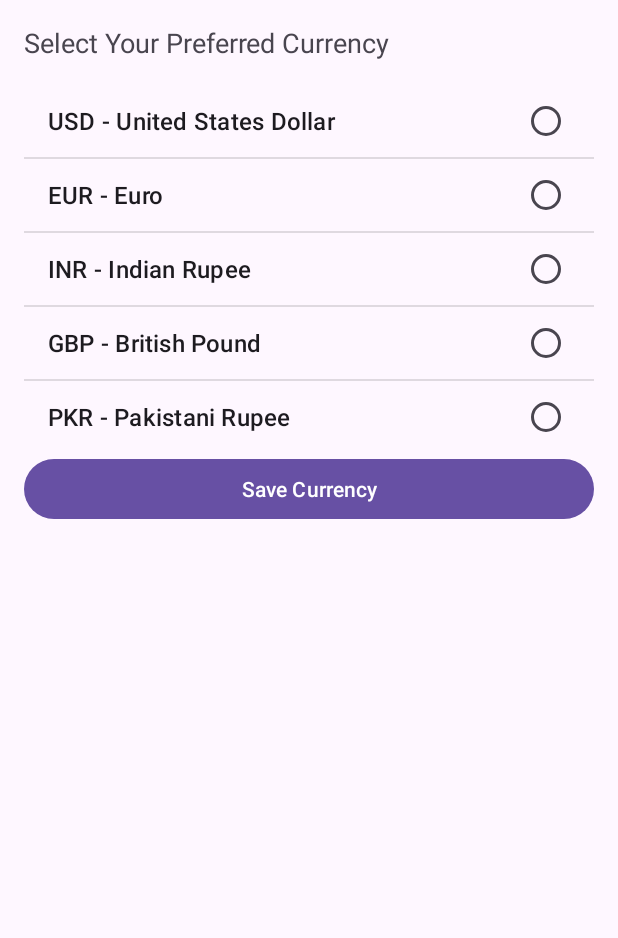
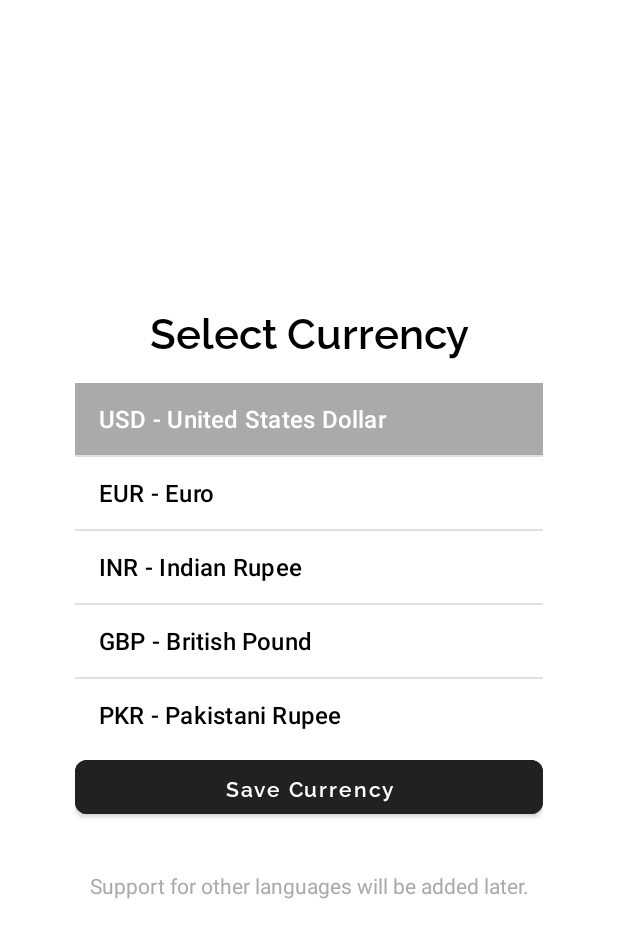
Before and after one commit to Skinnyytallboy/expensetrackerApp, an Android app: the CurrencySelectionActivity screen opened directly, with no data from a screen before it, after a tap on "USD - United States Dollar", on a phone screen of 412 x 824 dp. Shown: the top 938 px of the screen. Run offline under Robolectric (Android 15) with nearby library versions, the phone set to English and light mode, and no system bars; our stand-ins replace Firebase (no records; nobody signed in at launch, a user with empty details on screens opened directly).

Commit message:
fix: select currency; style: improve UI

```diff
--- a/app/src/main/java/com/stb/expensetrackerapp/CurrencySelectionActivity.java
+++ b/app/src/main/java/com/stb/expensetrackerapp/CurrencySelectionActivity.java
@@ -2,25 +2,25 @@ package com.stb.expensetrackerapp;
 
 import android.content.Intent;
 import android.os.Bundle;
+import android.view.View;
 import android.widget.ArrayAdapter;
 import android.widget.Button;
 import android.widget.ListView;
 import android.widget.Toast;
-
+import android.widget.TextView;
+import android.widget.LinearLayout;
 import androidx.appcompat.app.AppCompatActivity;
-
 import com.google.firebase.auth.FirebaseAuth;
 import com.google.firebase.firestore.FirebaseFirestore;
-
 import java.util.ArrayList;
 
 public class CurrencySelectionActivity extends AppCompatActivity {
-
     private ListView listViewCurrencies;
     private Button btnSaveCurrency;
     private ArrayList<String> currencyList;
     private FirebaseFirestore db;
     private String selectedCurrency;
+    private int selectedPosition = -1;
 
     @Override
     protected void onCreate(Bundle savedInstanceState) {
@@ -28,7 +28,6 @@ public class CurrencySelectionActivity extends AppCompatActivity {
         setContentView(R.layout.activity_currency_selection);
 
         db = FirebaseFirestore.getInstance();
-
         listViewCurrencies = findViewById(R.id.listViewCurrencies);
         btnSaveCurrency = findViewById(R.id.btnSaveCurrency);
 
@@ -39,11 +38,13 @@ public class CurrencySelectionActivity extends AppCompatActivity {
         currencyList.add("GBP - British Pound");
         currencyList.add("PKR - Pakistani Rupee");
 
-        ArrayAdapter<String> adapter = new ArrayAdapter<>(this, android.R.layout.simple_list_item_single_choice, currencyList);
+        CurrencyAdapter adapter = new CurrencyAdapter(currencyList);
         listViewCurrencies.setAdapter(adapter);
 
         listViewCurrencies.setOnItemClickListener((parent, view, position, id) -> {
             selectedCurrency = currencyList.get(position);
+            selectedPosition = position;
+            adapter.notifyDataSetChanged();
         });
 
         btnSaveCurrency.setOnClickListener(v -> {
@@ -53,7 +54,6 @@ public class CurrencySelectionActivity extends AppCompatActivity {
                         .update("currency", selectedCurrency)
                         .addOnSuccessListener(aVoid -> {
                             Toast.makeText(CurrencySelectionActivity.this, "Currency saved successfully", Toast.LENGTH_SHORT).show();
-
                             Intent intent = new Intent(CurrencySelectionActivity.this, FinancialDetailsActivity.class);
                             startActivity(intent);
                         })
@@ -65,4 +65,27 @@ public class CurrencySelectionActivity extends AppCompatActivity {
             }
         });
     }
+
+    private class CurrencyAdapter extends ArrayAdapter<String> {
+        public CurrencyAdapter(ArrayList<String> currencies) {
+            super(CurrencySelectionActivity.this, android.R.layout.simple_list_item_1, currencies);
+        }
+
+        @Override
+        public View getView(int position, View convertView, android.view.ViewGroup parent) {
+            View view = super.getView(position, convertView, parent);
+            TextView textView = view.findViewById(android.R.id.text1);
+
+            textView.setTextColor(getResources().getColor(android.R.color.black));
+
+            view.setBackgroundColor(getResources().getColor(android.R.color.white));
+
+            if (position == selectedPosition) {
+                view.setBackgroundColor(getResources().getColor(android.R.color.darker_gray));
+                textView.setTextColor(getResources().getColor(android.R.color.white));
+            }
+
+            return view;
+        }
+    }
 }
--- a/app/src/main/java/com/stb/expensetrackerapp/SignupActivity.java
+++ b/app/src/main/java/com/stb/expensetrackerapp/SignupActivity.java
@@ -20,6 +20,9 @@ import com.google.firebase.firestore.FirebaseFirestore;
 public class SignupActivity extends AppCompatActivity {
 
     // TODO: fix "something went wrong" error
+    //  and to make the first letter of the first name and last name uppercase
+    //  and to modify the progressbar.
+
     private TextView tvCreateAcc;
     private EditText etEmail, etPassword, etUsername, etFirstName, etLastName, etAge;
     private Button btnSignup;
@@ -195,8 +198,8 @@ public class SignupActivity extends AppCompatActivity {
 
     private void handleFirestoreError(String message, Exception e) {
         Log.e("FirestoreError", message + ": " + e.getMessage());
-        if (!isLoggedIn)
-            showSnackbar("Something went wrong. Please try again.");
+        //if (!isLoggedIn)
+        //   showSnackbar("Something went wrong. Please try again.");
         progressBar.setVisibility(View.GONE);
         etEmail.setVisibility(View.VISIBLE);
         etPassword.setVisibility(View.VISIBLE);
--- a/app/src/main/res/layout/activity_currency_selection.xml
+++ b/app/src/main/res/layout/activity_currency_selection.xml
@@ -2,25 +2,54 @@
 <LinearLayout xmlns:android="http://schemas.android.com/apk/res/android"
     android:layout_width="match_parent"
     android:layout_height="match_parent"
+    xmlns:app="http://schemas.android.com/apk/res-auto"
     android:orientation="vertical"
-    android:padding="16dp">
+    android:background="@color/white"
+    android:padding="50dp">
 
     <TextView
+        android:layout_marginTop="150dp"
+        android:id="@+id/chooseCurr"
         android:layout_width="wrap_content"
         android:layout_height="wrap_content"
-        android:text="Select Your Preferred Currency"
-        android:textSize="18sp"
-        android:layout_marginBottom="16dp" />
+        android:layout_marginBottom="16dp"
+        android:layout_gravity="center"
+        android:fontFamily="@font/raleway_semibold"
+        android:text="Select Currency"
+        android:textAlignment="center"
+        android:textColor="@android:color/black"
+        android:textSize="28sp" />
 
     <ListView
         android:id="@+id/listViewCurrencies"
         android:layout_width="match_parent"
-        android:layout_height="wrap_content" />
+        android:layout_height="wrap_content"
+        android:background="@color/white"
+        android:gravity="center_horizontal"
+        android:orientation="vertical"/>
 
     <Button
         android:id="@+id/btnSaveCurrency"
         android:layout_width="match_parent"
         android:layout_height="wrap_content"
-        android:text="Save Currency" />
+        android:text="Save Currency"
+        style="@style/Widget.MaterialComponents.Button"
+        android:layout_marginBottom="16dp"
+        android:backgroundTint="#212121"
+        android:fontFamily="@font/raleway_semibold"
+        android:textAllCaps="false"
+        android:textColor="@color/white"
+        app:cornerRadius="8dp" />
+
+    <TextView
+        android:id="@+id/langSupportNotice"
+        android:layout_width="wrap_content"
+        android:layout_height="wrap_content"
+        android:layout_gravity="center"
+        android:text="Support for other languages will be added later."
+        android:textColor="@android:color/darker_gray"
+        android:textSize="14sp"
+        android:layout_marginTop="16dp"
+        android:textAlignment="center" />
 
 </LinearLayout>
```
